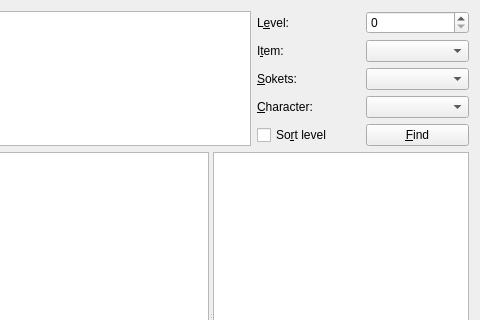
Qt form widget.ui (ttyv0/ZyElRunewords) before a commit; both pictures show x 140 to 620 and y 0 to 320 of the 620 by 500 pixel window.
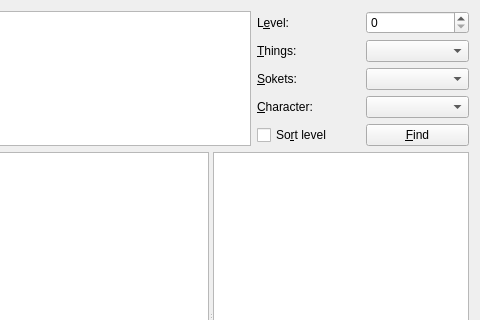
The same form after that commit.

The edit to the form file:
```diff
--- a/widget.ui
+++ b/widget.ui
@@ -77,7 +77,7 @@
        <item row="1" column="0">
         <widget class="QLabel" name="item">
          <property name="text">
-          <string>I&amp;tem:</string>
+          <string>&amp;Things:</string>
          </property>
          <property name="buddy">
           <cstring>itemBox</cstring>
```
Left out of the diff: 8 changed lines with no effect on the pictures.
